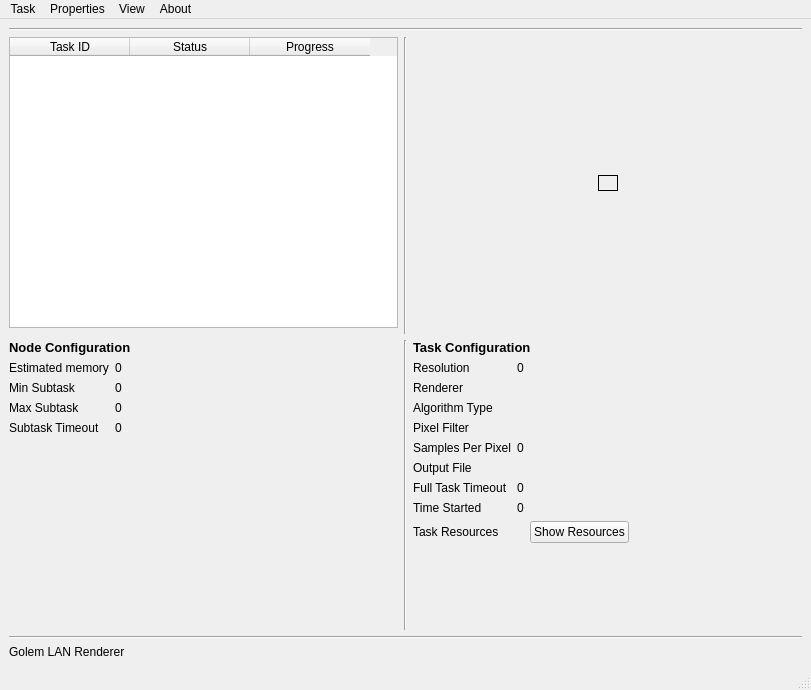
This is poc/golemPy/examples/gnr/ui/MainWindow.ui in golemfactory/clay as Qt 5 draws it before an edit. The edited form follows.
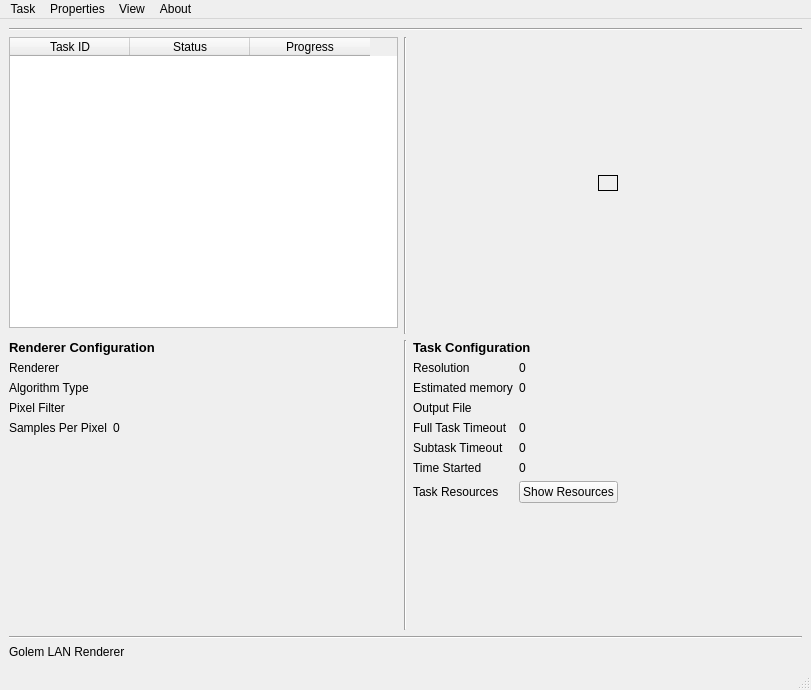
This is the edited form.

Commit message: Resources przerobione na set

```diff
--- a/poc/golemPy/examples/gnr/ui/MainWindow.ui
+++ b/poc/golemPy/examples/gnr/ui/MainWindow.ui
@@ -167,105 +167,77 @@
            </widget>
           </item>
           <item row="1" column="0">
-           <widget class="QLabel" name="label_8">
+           <widget class="QLabel" name="label_4">
             <property name="text">
-             <string>Renderer</string>
+             <string>Estimated memory</string>
             </property>
            </widget>
           </item>
           <item row="1" column="1">
-           <widget class="QLabel" name="renderer">
+           <widget class="QLabel" name="estimatedMemoryLabel">
             <property name="text">
-             <string/>
+             <string>0</string>
             </property>
            </widget>
           </item>
           <item row="2" column="0">
-           <widget class="QLabel" name="algorithmTypeLabel">
-            <property name="text">
-             <string>Algorithm Type</string>
-            </property>
-           </widget>
-          </item>
-          <item row="3" column="0">
-           <widget class="QLabel" name="pixelFilterLabel">
-            <property name="text">
-             <string>Pixel Filter</string>
-            </property>
-           </widget>
-          </item>
-          <item row="3" column="1">
-           <widget class="QLabel" name="pixelFilter">
-            <property name="text">
-             <string/>
-            </property>
-           </widget>
-          </item>
-          <item row="4" column="0">
-           <widget class="QLabel" name="samplesPerPixelLabel">
-            <property name="text">
-             <string>Samples Per Pixel</string>
-            </property>
-           </widget>
-          </item>
-          <item row="5" column="0">
            <widget class="QLabel" name="label_12">
             <property name="text">
              <string>Output File</string>
             </property>
            </widget>
           </item>
-          <item row="5" column="1">
+          <item row="2" column="1">
            <widget class="QLabel" name="outputFile">
             <property name="text">
              <string/>
             </property>
            </widget>
           </item>
-          <item row="6" column="0">
+          <item row="3" column="0">
            <widget class="QLabel" name="label_32">
             <property name="text">
              <string>Full Task Timeout</string>
             </property>
            </widget>
           </item>
-          <item row="6" column="1">
+          <item row="3" column="1">
            <widget class="QLabel" name="fullTaskTimeout">
             <property name="text">
              <string>0</string>
             </property>
            </widget>
           </item>
-          <item row="7" column="0">
+          <item row="4" column="0">
+           <widget class="QLabel" name="label_5">
+            <property name="text">
+             <string>Subtask Timeout</string>
+            </property>
+           </widget>
+          </item>
+          <item row="4" column="1">
+           <widget class="QLabel" name="subtaskTimeout">
+            <property name="text">
+             <string>0</string>
+            </property>
+           </widget>
+          </item>
+          <item row="5" column="0">
            <widget class="QLabel" name="label_16">
             <property name="text">
              <string>Time Started</string>
             </property>
            </widget>
           </item>
-          <item row="7" column="1">
+          <item row="5" column="1">
            <widget class="QLabel" name="timeStarted">
             <property name="text">
              <string>0</string>
             </property>
            </widget>
           </item>
-          <item row="8" column="0">
-           <widget class="QLabel" name="label_14">
-            <property name="text">
-             <string>Task Resources</string>
-            </property>
-           </widget>
-          </item>
-          <item row="8" column="1">
+          <item row="6" column="1">
            <layout class="QHBoxLayout" name="horizontalLayout_3">
-            <item>
-             <widget class="QLabel" name="taskResource">
-              <property name="text">
-               <string/>
-              </property>
-             </widget>
-            </item>
             <item>
              <widget class="QPushButton" name="showResourceButton">
               <property name="text">
@@ -288,7 +260,21 @@
             </item>
            </layout>
           </item>
-          <item row="9" column="1">
+          <item row="6" column="0">
+           <widget class="QLabel" name="label_14">
+            <property name="text">
+             <string>Task Resources</string>
+            </property>
+           </widget>
+          </item>
+          <item row="7" column="1">
+           <widget class="QLabel" name="taskResource">
+            <property name="text">
+             <string/>
+            </property>
+           </widget>
+          </item>
+          <item row="11" column="1">
            <spacer name="verticalSpacer">
             <property name="orientation">
              <enum>Qt::Vertical</enum>
@@ -301,20 +287,6 @@
             </property>
            </spacer>
           </item>
-          <item row="2" column="1">
-           <widget class="QLabel" name="algorithmType">
-            <property name="text">
-             <string/>
-            </property>
-           </widget>
-          </item>
-          <item row="4" column="1">
-           <widget class="QLabel" name="samplesPerPixel">
-            <property name="text">
-             <string>0</string>
-            </property>
-           </widget>
-          </item>
          </layout>
         </item>
        </layout>
@@ -324,7 +296,7 @@
         <item>
          <widget class="QLabel" name="label">
           <property name="text">
-           <string>&lt;html&gt;&lt;head/&gt;&lt;body&gt;&lt;p&gt;&lt;span style=&quot; font-size:10pt; font-weight:600;&quot;&gt;Node Configuration&lt;/span&gt;&lt;/p&gt;&lt;/body&gt;&lt;/html&gt;</string>
+           <string>&lt;html&gt;&lt;head/&gt;&lt;body&gt;&lt;p&gt;&lt;span style=&quot; font-size:10pt; font-weight:600;&quot;&gt;Renderer Configuration&lt;/span&gt;&lt;/p&gt;&lt;/body&gt;&lt;/html&gt;</string>
           </property>
           <property name="textFormat">
            <enum>Qt::AutoText</enum>
@@ -336,57 +308,57 @@
           <property name="fieldGrowthPolicy">
            <enum>QFormLayout::AllNonFixedFieldsGrow</enum>
           </property>
-          <item row="0" column="0">
-           <widget class="QLabel" name="label_4">
+          <item row="1" column="1">
+           <widget class="QLabel" name="renderer">
             <property name="text">
-             <string>Estimated memory</string>
+             <string/>
             </property>
            </widget>
           </item>
           <item row="1" column="0">
-           <widget class="QLabel" name="label_3">
+           <widget class="QLabel" name="label_8">
             <property name="text">
-             <string>Min Subtask</string>
+             <string>Renderer</string>
             </property>
            </widget>
           </item>
           <item row="2" column="0">
-           <widget class="QLabel" name="label_2">
+           <widget class="QLabel" name="algorithmTypeLabel">
             <property name="text">
-             <string>Max Subtask</string>
-            </property>
-           </widget>
-          </item>
-          <item row="3" column="0">
-           <widget class="QLabel" name="label_5">
-            <property name="text">
-             <string>Subtask Timeout</string>
-            </property>
-           </widget>
-          </item>
-          <item row="0" column="1">
-           <widget class="QLabel" name="estimatedMemoryLabel">
-            <property name="text">
-             <string>0</string>
-            </property>
-           </widget>
-          </item>
-          <item row="1" column="1">
-           <widget class="QLabel" name="minSubtask">
-            <property name="text">
-             <string>0</string>
+             <string>Algorithm Type</string>
             </property>
            </widget>
           </item>
           <item row="2" column="1">
-           <widget class="QLabel" name="maxSubtask">
+           <widget class="QLabel" name="algorithmType">
             <property name="text">
-             <string>0</string>
+             <string/>
+            </property>
+           </widget>
+          </item>
+          <item row="3" column="0">
+           <widget class="QLabel" name="pixelFilterLabel">
+            <property name="text">
+             <string>Pixel Filter</string>
             </property>
            </widget>
           </item>
           <item row="3" column="1">
-           <widget class="QLabel" name="subtaskTimeout">
+           <widget class="QLabel" name="pixelFilter">
+            <property name="text">
+             <string/>
+            </property>
+           </widget>
+          </item>
+          <item row="4" column="0">
+           <widget class="QLabel" name="samplesPerPixelLabel">
+            <property name="text">
+             <string>Samples Per Pixel</string>
+            </property>
+           </widget>
+          </item>
+          <item row="4" column="1">
+           <widget class="QLabel" name="samplesPerPixel">
             <property name="text">
              <string>0</string>
             </property>
```
The commit also changes 8 other files.
